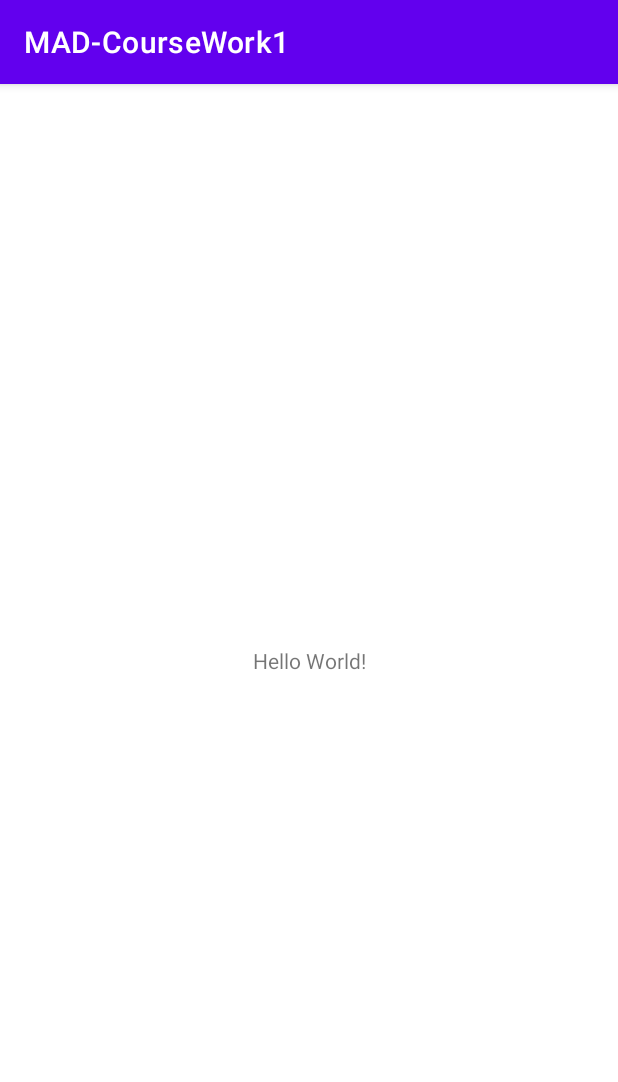
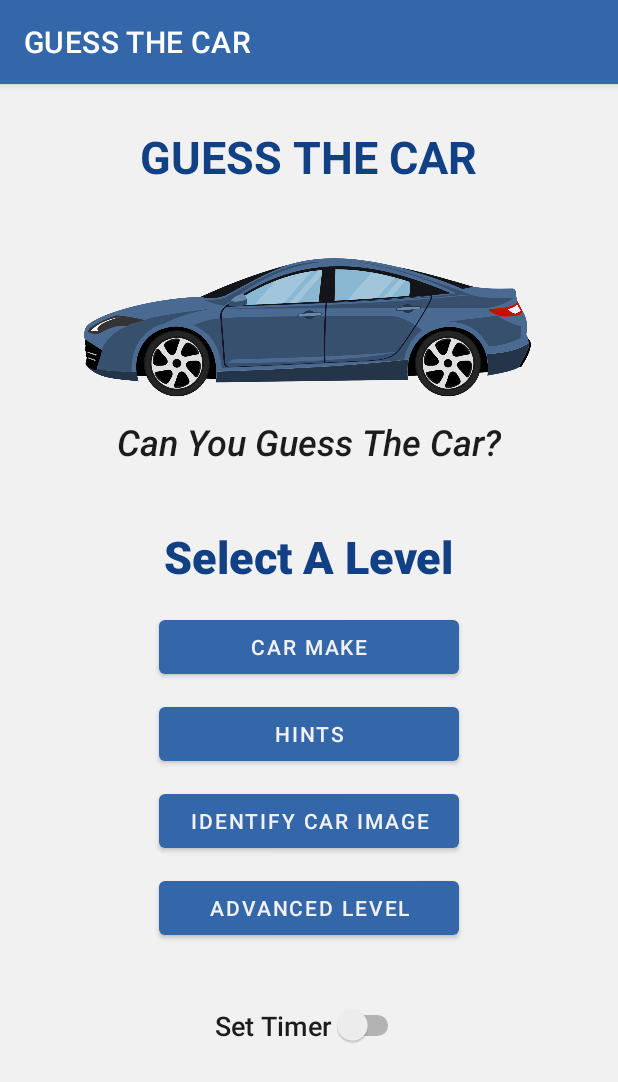
Before and after one commit to Hirunz/MAD-CourseWork1, an Android app: the screen it shows after launch (MainActivity), on a phone screen of 412 x 824 dp. Shown: the top 1082 px of the screen. Run offline under Robolectric (Android 15) with nearby library versions, the light colour scheme and no system bars.

Commit message:
Added home page design & app theme

```diff
--- a/app/src/main/java/com/hirunz2000/mad_coursework1/MainActivity.java
+++ b/app/src/main/java/com/hirunz2000/mad_coursework1/MainActivity.java
@@ -3,12 +3,32 @@ package com.hirunz2000.mad_coursework1;
 import androidx.appcompat.app.AppCompatActivity;
 
 import android.os.Bundle;
+import android.view.View;
 
 public class MainActivity extends AppCompatActivity {
+
+    private static double delay;
 
     @Override
     protected void onCreate(Bundle savedInstanceState) {
         super.onCreate(savedInstanceState);
         setContentView(R.layout.activity_main);
+
+
+
+
+
+    }
+
+    public void onButton1(View view) {
+    }
+
+    public void onButton2(View view) {
+    }
+
+    public void onButton3(View view) {
+    }
+
+    public void onButton4(View view) {
     }
 }
--- a/app/src/main/res/layout/activity_main.xml
+++ b/app/src/main/res/layout/activity_main.xml
@@ -4,15 +4,127 @@
     xmlns:tools="http://schemas.android.com/tools"
     android:layout_width="match_parent"
     android:layout_height="match_parent"
+    android:background="@color/white"
     tools:context=".MainActivity">
 
+    <ImageView
+        android:id="@+id/intro_img"
+        android:layout_width="362dp"
+        android:layout_height="119dp"
+        android:layout_marginStart="24dp"
+        android:layout_marginLeft="24dp"
+        android:layout_marginEnd="24dp"
+        android:layout_marginRight="24dp"
+        android:contentDescription="@string/intro_img_text"
+        app:layout_constraintBottom_toBottomOf="parent"
+        app:layout_constraintEnd_toEndOf="parent"
+        app:layout_constraintHorizontal_bias="0.0"
+        app:layout_constraintStart_toStartOf="parent"
+        app:layout_constraintTop_toBottomOf="@+id/main_title"
+        app:layout_constraintVertical_bias="0.059"
+        app:srcCompat="@drawable/background_1" />
+
     <TextView
+        android:id="@+id/intro"
         android:layout_width="wrap_content"
         android:layout_height="wrap_content"
-        android:text="Hello World!"
-        app:layout_constraintBottom_toBottomOf="parent"
-        app:layout_constraintLeft_toLeftOf="parent"
-        app:layout_constraintRight_toRightOf="parent"
+        android:fontFamily="sans-serif-medium"
+        android:text="@string/intro_text"
+        android:textColor="@color/black"
+        android:textSize="24sp"
+        android:textStyle="italic"
+        app:layout_constraintEnd_toEndOf="parent"
+        app:layout_constraintStart_toStartOf="parent"
+        app:layout_constraintTop_toBottomOf="@+id/intro_img" />
+
+    <TextView
+        android:id="@+id/main_heading"
+        android:layout_width="wrap_content"
+        android:layout_height="wrap_content"
+        android:layout_marginTop="40dp"
+        android:fontFamily="sans-serif-medium"
+        android:text="@string/main_heading"
+        android:textColor="@color/blue_700"
+        android:textSize="30sp"
+        android:textStyle="bold"
+        app:layout_constraintEnd_toEndOf="parent"
+        app:layout_constraintStart_toStartOf="parent"
+        app:layout_constraintTop_toBottomOf="@+id/intro" />
+
+    <LinearLayout
+        android:id="@+id/linearLayout"
+        android:layout_width="match_parent"
+        android:layout_height="0dp"
+        android:layout_marginStart="16dp"
+        android:layout_marginLeft="16dp"
+        android:layout_marginTop="16dp"
+        android:layout_marginEnd="16dp"
+        android:layout_marginRight="16dp"
+        android:gravity="center_horizontal"
+        android:orientation="vertical"
+        app:layout_constraintEnd_toEndOf="parent"
+        app:layout_constraintStart_toStartOf="parent"
+        app:layout_constraintTop_toBottomOf="@+id/main_heading">
+
+        <Button
+            android:id="@+id/button6"
+            android:layout_width="200dp"
+            android:layout_height="wrap_content"
+            android:layout_marginBottom="10dp"
+            android:text="@string/main_btn_1"
+            android:onClick="onButton1"/>
+
+        <Button
+            android:id="@+id/button7"
+            android:layout_width="200dp"
+            android:layout_height="wrap_content"
+            android:layout_marginBottom="10dp"
+            android:text="@string/main_btn_2"
+            android:onClick="onButton2"/>
+
+        <Button
+            android:id="@+id/button8"
+            android:layout_width="200dp"
+            android:layout_height="wrap_content"
+            android:layout_marginBottom="10dp"
+            android:text="@string/main_btn_3"
+            android:onClick="onButton3"/>
+
+        <Button
+            android:id="@+id/button9"
+            android:layout_width="200dp"
+            android:layout_height="wrap_content"
+            android:layout_marginBottom="10dp"
+            android:text="@string/main_btn_4"
+            android:onClick="onButton4"/>
+    </LinearLayout>
+
+    <TextView
+        android:id="@+id/main_title"
+        android:layout_width="wrap_content"
+        android:layout_height="wrap_content"
+        android:layout_marginTop="28dp"
+        android:text="@string/main_title"
+        android:textColor="@color/blue_700"
+        android:textSize="30sp"
+        android:textStyle="bold"
+        app:layout_constraintEnd_toEndOf="parent"
+        app:layout_constraintHorizontal_bias="0.497"
+        app:layout_constraintStart_toStartOf="parent"
         app:layout_constraintTop_toTopOf="parent" />
 
+    <Switch
+        android:id="@+id/main_timer_switch"
+        android:layout_width="wrap_content"
+        android:layout_height="wrap_content"
+        android:fontFamily="sans-serif-medium"
+        android:text="Set Timer"
+        android:textColor="@color/black"
+        android:textSize="18sp"
+        app:layout_constraintBottom_toBottomOf="parent"
+        app:layout_constraintEnd_toEndOf="parent"
+        app:layout_constraintStart_toStartOf="parent"
+        app:layout_constraintTop_toBottomOf="@+id/linearLayout"
+        app:layout_constraintVertical_bias="0.193" />
+
 </androidx.constraintlayout.widget.ConstraintLayout>
--- a/app/src/main/res/values-night/themes.xml
+++ b/app/src/main/res/values-night/themes.xml
@@ -2,8 +2,8 @@
     <!-- Base application theme. -->
     <style name="Theme.MADCourseWork1" parent="Theme.MaterialComponents.DayNight.DarkActionBar">
         <!-- Primary brand color. -->
-        <item name="colorPrimary">@color/purple_200</item>
-        <item name="colorPrimaryVariant">@color/purple_700</item>
+        <item name="colorPrimary">@color/blue_200</item>
+        <item name="colorPrimaryVariant">@color/blue_700</item>
         <item name="colorOnPrimary">@color/black</item>
         <!-- Secondary brand color. -->
         <item name="colorSecondary">@color/teal_200</item>
--- a/app/src/main/res/values/colors.xml
+++ b/app/src/main/res/values/colors.xml
@@ -1,10 +1,10 @@
 <?xml version="1.0" encoding="utf-8"?>
 <resources>
-    <color name="purple_200">#FFBB86FC</color>
-    <color name="purple_500">#FF6200EE</color>
-    <color name="purple_700">#FF3700B3</color>
+    <color name="blue_200">#82B7DC</color>
+    <color name="blue_500">#3466AA</color>
+    <color name="blue_700">#114084</color>
     <color name="teal_200">#FF03DAC5</color>
-    <color name="teal_700">#FF018786</color>
-    <color name="black">#FF000000</color>
-    <color name="white">#FFFFFFFF</color>
+    <color name="ash_700">#808080</color>
+    <color name="black">#1C1C1C</color>
+    <color name="white">#F1F1F1</color>
 </resources>
--- a/app/src/main/res/values/strings.xml
+++ b/app/src/main/res/values/strings.xml
@@ -1,3 +1,11 @@
 <resources>
-    <string name="app_name">MAD-CourseWork1</string>
+    <string name="app_name">GUESS THE CAR</string>
+    <string name="intro_text">Can You Guess The Car?</string>
+    <string name="intro_img_text">Intro car image</string>
+    <string name="main_btn_1">Car Make</string>
+    <string name="main_btn_2">Hints</string>
+    <string name="main_btn_3">Identify Car Image</string>
+    <string name="main_btn_4">Advanced Level</string>
+    <string name="main_title">GUESS THE CAR</string>
+    <string name="main_heading">Select A Level</string>
 </resources>
--- a/app/src/main/res/values/themes.xml
+++ b/app/src/main/res/values/themes.xml
@@ -2,12 +2,12 @@
     <!-- Base application theme. -->
     <style name="Theme.MADCourseWork1" parent="Theme.MaterialComponents.DayNight.DarkActionBar">
         <!-- Primary brand color. -->
-        <item name="colorPrimary">@color/purple_500</item>
-        <item name="colorPrimaryVariant">@color/purple_700</item>
+        <item name="colorPrimary">@color/blue_500</item>
+        <item name="colorPrimaryVariant">@color/blue_700</item>
         <item name="colorOnPrimary">@color/white</item>
         <!-- Secondary brand color. -->
         <item name="colorSecondary">@color/teal_200</item>
-        <item name="colorSecondaryVariant">@color/teal_700</item>
+        <item name="colorSecondaryVariant">@color/ash_700</item>
         <item name="colorOnSecondary">@color/black</item>
         <!-- Status bar color. -->
         <item name="android:statusBarColor" tools:targetApi="l">?attr/colorPrimaryVariant</item>
```
Also changed, not shown: app/src/main/res/drawable-v24/background_1.png (added).
